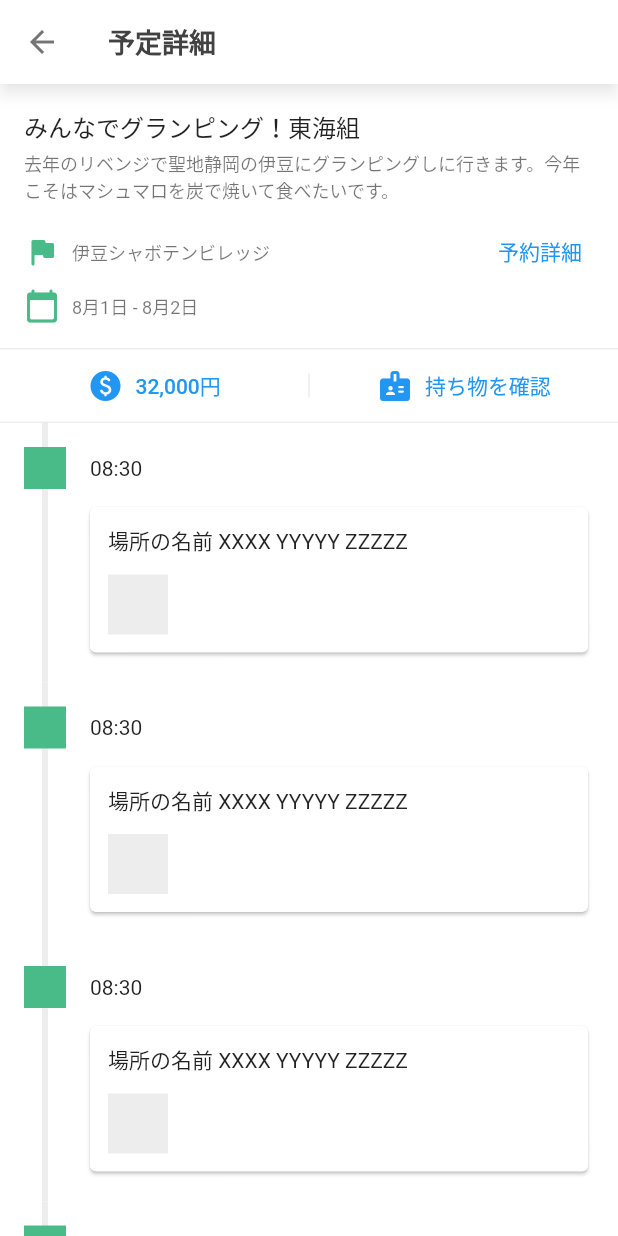
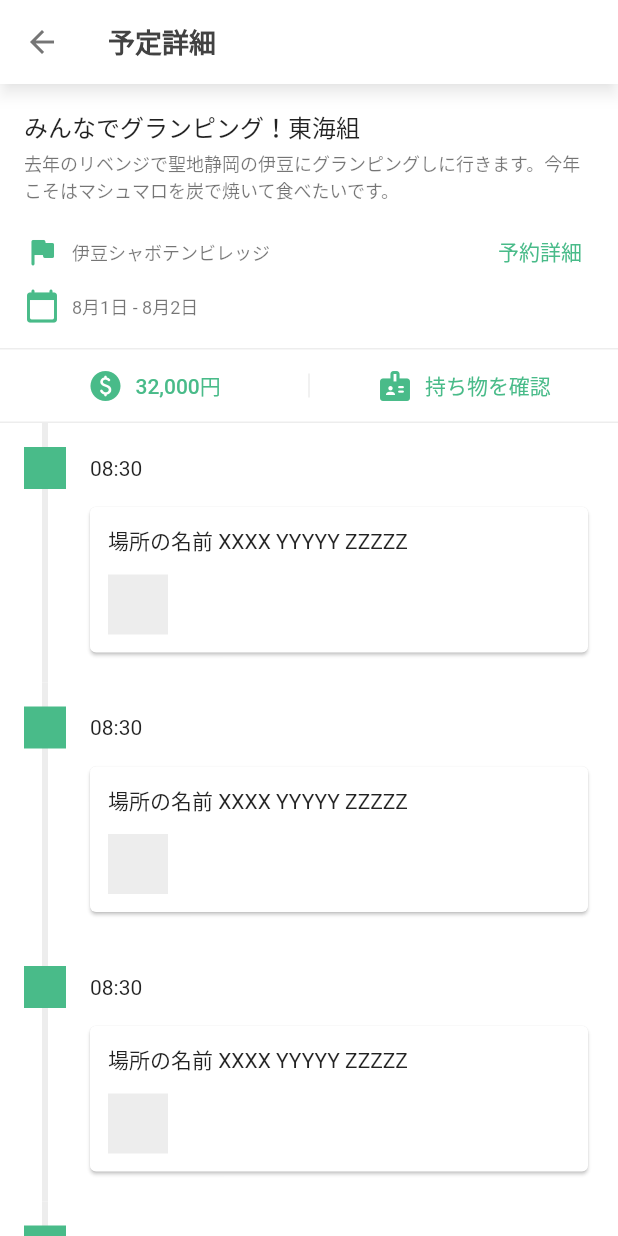
Before and after one commit to hayabusabusa/yrzy-shiori, a Flutter app: the PlanDetailScreen screen opened directly, on a phone screen of 412 x 824 dp. Run offline on Flutter 3.47's test engine with Material 2 defaults, Android fonts, the phone set to English and light mode, and no system bars; our stand-ins replace cloud_firestore, firebase_storage; accounts and stored records are empty.

Commit message:
ui: fix application theme

```diff
--- a/lib/application/application_theme.dart
+++ b/lib/application/application_theme.dart
@@ -1,10 +1,15 @@
 import 'package:flutter/material.dart';
 
 class ApplicationTheme {
+  /// ライトモードのメインカラー
+  static final _lightModePrimaryColor = Color.fromRGBO(73, 187, 137, 1.0);
+  /// ダークモードのメインカラー
+  static final _darkModePrimaryColor = Color.fromRGBO(86, 197, 150, 1.0);
+
   /// アプリのライトモードのテーマ
   static final light = ThemeData.light().copyWith(
     // メインカラー
-    primaryColor: Color.fromRGBO(73, 187, 137, 1.0),
+    primaryColor: _lightModePrimaryColor,
     // divider のカラー
     dividerColor: Color.fromRGBO(237, 237, 237, 1.0),
     // Scaffold の背景色
@@ -31,12 +36,16 @@ class ApplicationTheme {
         color: Colors.grey.shade600,
       ),
     ),
+    // テキストボタンのテーマ
+    textButtonTheme: TextButtonThemeData(
+      style: TextButton.styleFrom(primary: _lightModePrimaryColor),
+    )
   );
 
   /// アプリのダークモードのテーマ
   static final dark = ThemeData.dark().copyWith(
     // メインカラー
-    primaryColor: Color.fromRGBO(86, 197, 150, 1.0),
+    primaryColor: _darkModePrimaryColor,
     // divider のカラー
     dividerColor: Color.fromRGBO(84, 84, 88, 1.0),
     // AppBar のテーマ
@@ -51,5 +60,9 @@ class ApplicationTheme {
         ),
       ),
     ),
+    // テキストボタンのテーマ
+    textButtonTheme: TextButtonThemeData(
+      style: TextButton.styleFrom(primary: _darkModePrimaryColor),
+    )
   );
 }
```
